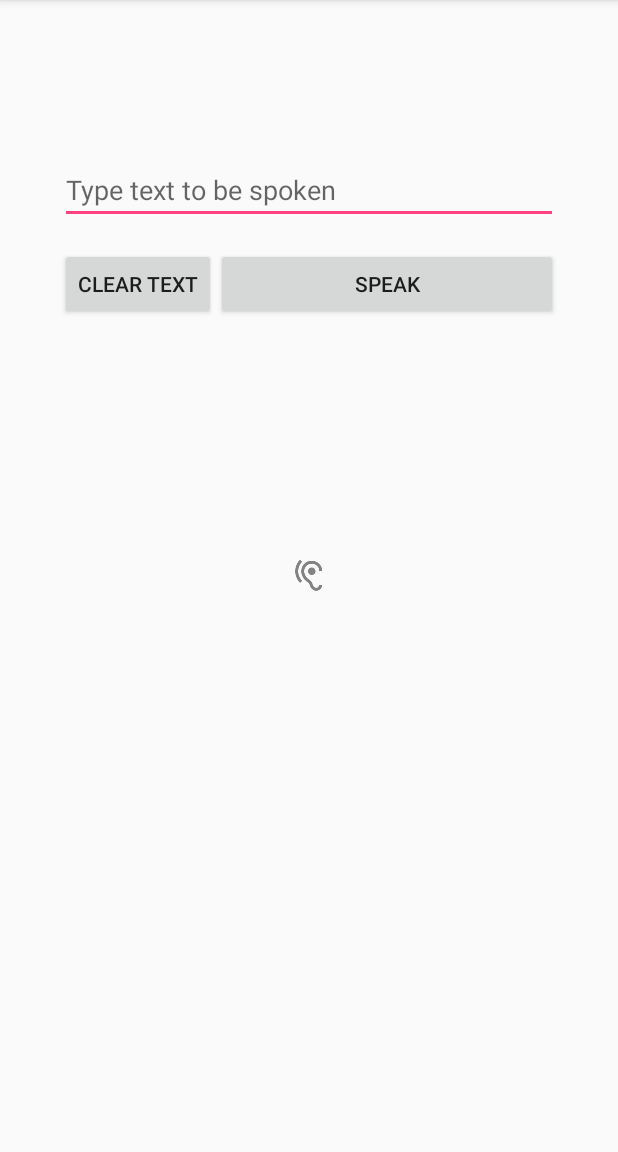
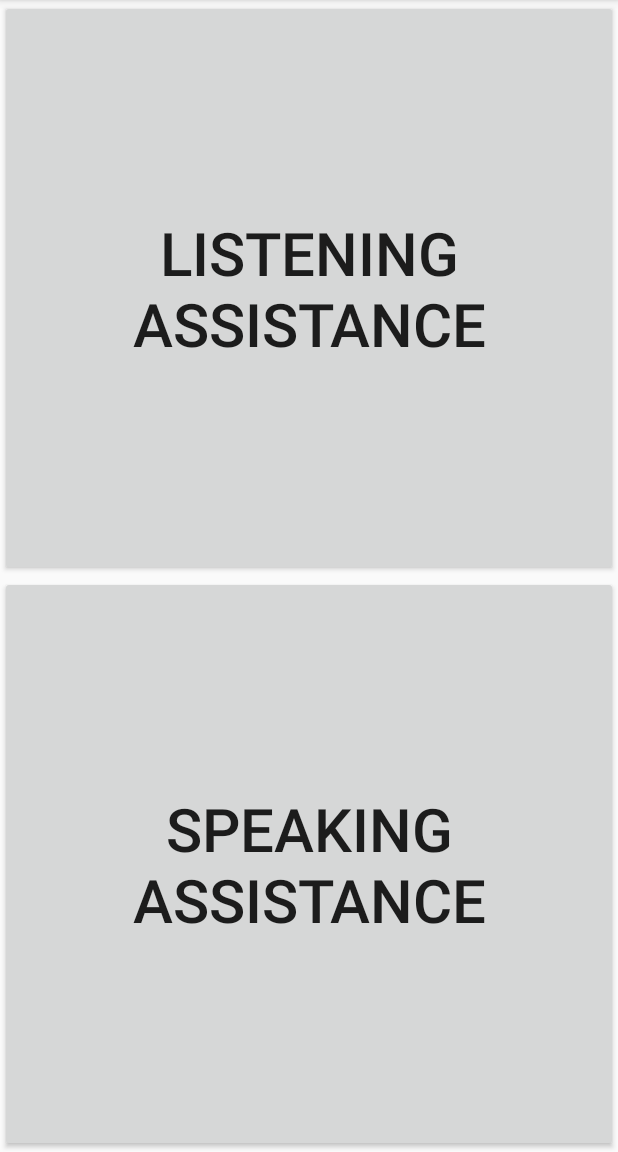
Before and after one commit to aemurill/Adiuvare, an Android app: the screen it shows after launch (ListeningScreen before the commit, MainActivity after it), on a phone screen of 412 x 824 dp, the part 84-1236 px from its top. Run offline under Robolectric (Android 15) with nearby library versions, the phone set to English and light mode, and no system bars.

Commit message:
Refactored the code; added two new layouts and navigation. The app now has a main screen which allows the user to decide to begin speaking or listening, then decides which screen to make active depending on their selection.

```diff
--- /dev/null
+++ b/app/src/main/java/edu/ucsc/cmps121/adiuvare/MainActivity.java
@@ -0,0 +1,25 @@
+package edu.ucsc.cmps121.adiuvare;
+
+import android.content.Intent;
+import android.os.Bundle;
+import android.support.v7.app.AppCompatActivity;
+import android.view.View;
+
+public class MainActivity extends AppCompatActivity {
+
+    @Override
+    protected void onCreate(Bundle savedInstanceState) {
+        super.onCreate(savedInstanceState);
+        setContentView(R.layout.activity_main);
+    }
+
+    protected void openSpeaking(View view) {
+        Intent intent = new Intent(this, SpeakingScreen.class);
+        startActivity(intent);
+    }
+
+    protected void openListening(View view) {
+        Intent intent = new Intent(this, ListeningScreen.class);
+        startActivity(intent);
+    }
+}
--- a/app/src/main/res/layout/activity_listening_screen.xml
+++ b/app/src/main/res/layout/activity_listening_screen.xml
@@ -23,43 +23,6 @@
         app:layout_constraintTop_toTopOf="parent"
         android:layout_marginTop="8dp" />
 
-    <RelativeLayout
-        android:layout_width="wrap_content"
-        android:layout_height="wrap_content"
-        android:layout_alignParentTop="true"
-        android:layout_centerInParent="true">
 
-        <EditText
-            android:id="@+id/TextInput"
-            android:layout_margin="40dp"
-            android:layout_width="fill_parent"
-            android:layout_height="wrap_content"
-            android:hint="Type text to be spoken"
-            android:inputType="textCapSentences|textAutoCorrect|textMultiLine"
-            android:maxLines="8"
-            android:layout_centerInParent="true"
-            android:layout_centerVertical="true"/>
-
-        <LinearLayout
-            android:layout_width="fill_parent"
-            android:layout_margin="40dp"
-            android:layout_height="wrap_content"
-            android:orientation="horizontal"
-            android:layout_below="@+id/TextInput">
-
-            <Button
-                android:layout_width="wrap_content"
-                android:layout_height="wrap_content"
-                android:text="Clear Text"/>
-
-            <Button
-                android:id="@+id/Speak"
-                android:layout_width="fill_parent"
-                android:layout_height="wrap_content"
-                android:text="@string/Speak"/>
-
-        </LinearLayout>
-
-    </RelativeLayout>
 
 </android.support.constraint.ConstraintLayout>
--- /dev/null
+++ b/app/src/main/res/layout/activity_main.xml
@@ -0,0 +1,25 @@
+<?xml version="1.0" encoding="utf-8"?>
+<LinearLayout xmlns:android="http://schemas.android.com/apk/res/android"
+    xmlns:tools="http://schemas.android.com/tools"
+    android:orientation="vertical"
+    android:layout_width="match_parent"
+    android:layout_height="match_parent"
+    tools:context="edu.ucsc.cmps121.adiuvare.MainActivity">
+
+    <Button android:id="@+id/Resume_Game"
+        android:layout_width="match_parent"
+        android:layout_height="0dp"
+        android:layout_weight="1"
+        android:onClick="openListening"
+        android:text="Listening Assistance"
+        android:textSize="40dp"/>
+
+    <Button android:id="@+id/New_Game"
+        android:layout_width="match_parent"
+        android:layout_height="0dp"
+        android:layout_weight="1"
+        android:onClick="openSpeaking"
+        android:text="Speaking Assistance"
+        android:textSize="40dp"/>
+
+</LinearLayout>
```
Also changed, not shown: app/src/main/AndroidManifest.xml (+7 -1 lines), app/src/main/java/edu/ucsc/cmps121/adiuvare/ListeningScreen.java (+2 -58 lines), app/src/main/java/edu/ucsc/cmps121/adiuvare/SpeakingScreen.java (added, +84 -0 lines), app/src/main/res/layout/activity_speaking_screen.xml (added, +48 -0 lines).
